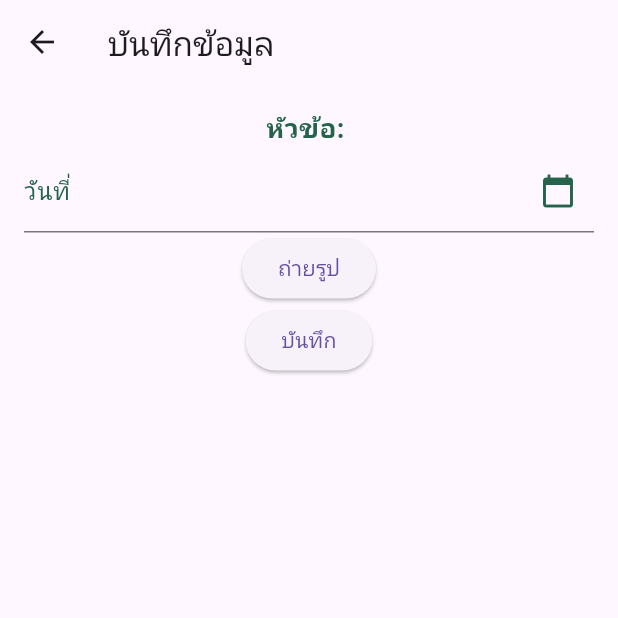
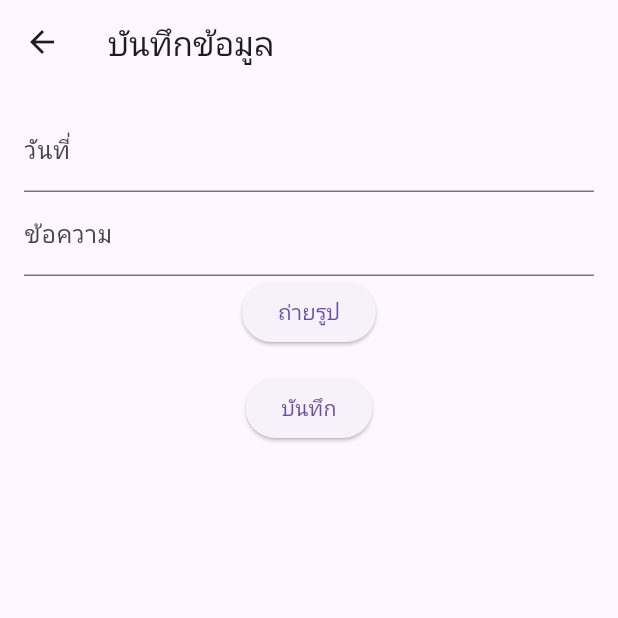
Before and after one commit to suphachai3409/Sugar-cane, a Flutter app: the AnalyzeSoilScreen screen opened directly with empty values, after a tap on "ถ่ายรูป", on a phone screen of 412 x 824 dp, the top half of it. Run offline on Flutter 3.47's test engine with Material 3 defaults, Android fonts, the phone set to English and light mode, and no system bars; our stand-ins replace geolocator, image_picker.

Commit message:
เพิ่ม ข้อความ

```diff
--- a/lib/sugarcanedata.dart
+++ b/lib/sugarcanedata.dart
@@ -28,8 +28,14 @@ class SoilAnalysis {
   String date;
   File? image;
   String topic;
+  String message; // เพิ่มฟิลด์ข้อความ
 
-  SoilAnalysis({required this.date, this.image, required this.topic});
+  SoilAnalysis({
+    required this.date,
+    this.image,
+    required this.topic,
+    this.message = "", // ค่าพื้นฐานเป็นข้อความว่าง
+  });
 }
 
 class SoilAnalysisProvider with ChangeNotifier {
@@ -151,7 +157,6 @@ class _HomeScreenState extends State<HomeScreen> {
               date: _date,
             ),
             Center(
-              // Updated content for "ข้อมูลแปลง"
               child: Column(
                 mainAxisAlignment: MainAxisAlignment.center,
                 children: [
@@ -168,6 +173,52 @@ class _HomeScreenState extends State<HomeScreen> {
               ),
             ),
           ],
+        ),
+        bottomNavigationBar: Container(
+          decoration: BoxDecoration(
+            color: Colors.white,
+            boxShadow: [
+              BoxShadow(
+                color: Colors.grey.withOpacity(0.5),
+                spreadRadius: 2,
+                blurRadius: 5,
+              ),
+            ],
+          ),
+          child: Padding(
+            padding:
+                const EdgeInsets.symmetric(vertical: 8.0, horizontal: 16.0),
+            child: Row(
+              mainAxisAlignment: MainAxisAlignment.spaceBetween,
+              children: [
+                ElevatedButton.icon(
+                  onPressed: () {
+                    // Handle Home button press
+                  },
+                  icon: Icon(Icons.home, color: Colors.white),
+                  label: Text("Home"),
+                  style: ElevatedButton.styleFrom(
+                    backgroundColor: Colors.green[700],
+                    shape: RoundedRectangleBorder(
+                      borderRadius: BorderRadius.circular(20),
+                    ),
+                  ),
+                ),
+                ElevatedButton(
+                  onPressed: () {
+                    // Handle Profile button press
+                  },
+                  child: Icon(Icons.person, color: Colors.white),
+                  style: ElevatedButton.styleFrom(
+                    backgroundColor: Colors.green[700],
+                    shape: RoundedRectangleBorder(
+                      borderRadius: BorderRadius.circular(20),
+                    ),
+                  ),
+                ),
+              ],
+            ),
+          ),
         ),
       ),
     );
@@ -291,8 +342,7 @@ class SuggestionTab extends StatelessWidget {
 class HistoryTab extends StatelessWidget {
   @override
   Widget build(BuildContext context) {
-    return Consumer<SoilAnalysisProvider>(
-      builder: (context, provider, child) {
+    return Consumer<SoilAnalysisProvider>(builder: (context, provider, child) {
       final groupedAnalyses = _groupByDate(provider.analyses);
 
       return ListView(
@@ -339,8 +389,7 @@ class HistoryTab extends StatelessWidget {
           );
         }).toList(),
       );
-      },
-    );
+    });
   }
 
   Widget _buildAnalysisTile(SoilAnalysis analysis, BuildContext context) {
@@ -355,18 +404,7 @@ class HistoryTab extends StatelessWidget {
           analysis.topic,
           style: TextStyle(color: Colors.white, fontWeight: FontWeight.bold),
         ),
-        subtitle: Text(
-          "วันที่: ${analysis.date}",
-          style: TextStyle(color: Colors.white70),
-        ),
-        trailing: IconButton(
-          icon: Icon(Icons.delete, color: Colors.red),
-          onPressed: () {
-            _showDeleteConfirmationDialog(context, analysis);
-          },
-        ),
         onTap: () {
-          // แก้ไขข้อมูลที่เลือก
           Navigator.push(
             context,
             MaterialPageRoute(
@@ -374,41 +412,16 @@ class HistoryTab extends StatelessWidget {
                 topic: analysis.topic,
                 date: analysis.date,
                 image: analysis.image,
+                message: analysis.message,
                 isEditing: true,
                 analysis: analysis,
-                    )),
+              ),
+            ),
           );
         },
+        // ลบปุ่ม "ลบ" ออกจาก ListTile
+        // ไม่ต้องมี IconButton ที่นี่อีกแล้ว
       ),
-    );
-  }
-
-  void _showDeleteConfirmationDialog(
-      BuildContext context, SoilAnalysis analysis) {
-    showDialog(
-      context: context,
-      builder: (BuildContext context) {
-        return AlertDialog(
-          title: Text("ยืนยันการลบ"),
-          content: Text("คุณต้องการลบข้อมูลนี้หรือไม่?"),
-          actions: [
-            TextButton(
-              onPressed: () {
-                Navigator.of(context).pop();
-              },
-              child: Text("ยกเลิก"),
-            ),
-            TextButton(
-              onPressed: () {
-                Provider.of<SoilAnalysisProvider>(context, listen: false)
-                    .removeAnalysis(analysis); // ใช้ removeAnalysis ที่นี่
-                Navigator.of(context).pop();
-              },
-              child: Text("ลบ", style: TextStyle(color: Colors.red)),
-            ),
-          ],
-        );
-      },
     );
   }
 
@@ -425,36 +438,39 @@ class AnalyzeSoilScreen extends StatefulWidget {
   final String topic;
   final String? date;
   final File? image;
+  final String? message; // เพิ่มข้อความ
   final bool isEditing;
   final SoilAnalysis? analysis;
 
-  AnalyzeSoilScreen(
-      {required this.topic,
+  AnalyzeSoilScreen({
+    required this.topic,
     this.date,
     this.image,
+    this.message = "",
     this.isEditing = false,
-      this.analysis});
+    this.analysis,
+  });
 
   @override
   _AnalyzeSoilScreenState createState() => _AnalyzeSoilScreenState();
 }
 
 class _AnalyzeSoilScreenState extends State<AnalyzeSoilScreen> {
+  late TextEditingController _dateController;
+  late TextEditingController _messageController;
   File? _image;
-  final ImagePicker _picker = ImagePicker();
-  final TextEditingController _dateController = TextEditingController();
 
   @override
   void initState() {
     super.initState();
-    if (widget.isEditing && widget.analysis != null) {
-      _dateController.text = widget.analysis!.date;
-      _image = widget.analysis!.image;
-    }
+    _dateController = TextEditingController(text: widget.date ?? "");
+    _messageController = TextEditingController(text: widget.message ?? "");
+    _image = widget.image;
   }
 
   Future<void> _takePicture() async {
-    final pickedFile = await _picker.pickImage(source: ImageSource.camera);
+    final pickedFile =
+        await ImagePicker().pickImage(source: ImageSource.camera);
     if (pickedFile != null) {
       setState(() {
         _image = File(pickedFile.path);
@@ -462,58 +478,20 @@ class _AnalyzeSoilScreenState extends State<AnalyzeSoilScreen> {
     }
   }
 
-  void _showAlertDialog(BuildContext context) {
-    showDialog(
-      context: context,
-      builder: (BuildContext context) {
-        return AlertDialog(
-          title: Text("แจ้งเตือน"),
-          content: Text("กรุณาใส่วันที่ก่อนบันทึก"),
-          actions: [
-            TextButton(
-              child: Text("ตกลง"),
-              onPressed: () {
-                Navigator.of(context).pop();
-              },
-            ),
-          ],
-        );
-      },
-    );
-  }
-
   @override
   Widget build(BuildContext context) {
     return Scaffold(
       appBar: AppBar(
-        title: Text(widget.isEditing ? "แก้ไขข้อมูล" : "บันทึกข้อมูล"),
-        leading: IconButton(
-          icon: Icon(Icons.arrow_back),
-          onPressed: () {
-            Navigator.pop(context);
-          },
-        ),
+        title: Text(widget.isEditing ? "รายละเอียดข้อมูล" : "บันทึกข้อมูล"),
       ),
       body: Padding(
         padding: EdgeInsets.all(16.0),
         child: Column(
           children: [
-            Text(
-              "หัวข้อ: ${widget.topic}",
-              style: TextStyle(
-                  fontSize: 18,
-                  fontWeight: FontWeight.bold,
-                  color: Color(0xFF25634B)),
-            ),
             TextField(
               controller: _dateController,
+              decoration: InputDecoration(labelText: 'วันที่'),
               readOnly: true,
-              decoration: InputDecoration(
-                labelText: "วันที่",
-                labelStyle: TextStyle(color: Color(0xFF25634B)),
-                suffixIcon:
-                    Icon(Icons.calendar_today, color: Color(0xFF25634B)),
-              ),
               onTap: () async {
                 DateTime? selectedDate = await showDatePicker(
                   context: context,
@@ -521,7 +499,6 @@ class _AnalyzeSoilScreenState extends State<AnalyzeSoilScreen> {
                   firstDate: DateTime(2000),
                   lastDate: DateTime(2100),
                 );
-
                 if (selectedDate != null) {
                   setState(() {
                     _dateController.text =
@@ -530,35 +507,75 @@ class _AnalyzeSoilScreenState extends State<AnalyzeSoilScreen> {
                 }
               },
             ),
+            TextField(
+              controller: _messageController,
+              decoration: InputDecoration(labelText: 'ข้อความ'),
+              keyboardType: TextInputType.text, // รองรับการพิมพ์ภาษาไทย
+              style: TextStyle(fontFamily: 'Sarabun'), // ใช้ฟอนต์ภาษาไทย
+            ),
             ElevatedButton(
               onPressed: _takePicture,
               child: Text("ถ่ายรูป"),
             ),
-            if (_image != null) ...[
+            if (_image != null) Image.file(_image!), // แสดงภาพถ่าย
             SizedBox(height: 16),
-              Image.file(_image!),
-            ],
             ElevatedButton(
               onPressed: () {
-                if (_dateController.text.isEmpty) {
-                  _showAlertDialog(context);
-                } else {
+                final analysis = SoilAnalysis(
+                  date: _dateController.text,
+                  image: _image,
+                  topic: widget.topic,
+                  message: _messageController.text,
+                );
                 if (widget.isEditing) {
-                    // แก้ไขข้อมูลที่มีอยู่แล้ว
                   Provider.of<SoilAnalysisProvider>(context, listen: false)
                       .removeAnalysis(widget.analysis!);
                 }
                 Provider.of<SoilAnalysisProvider>(context, listen: false)
-                      .addAnalysis(SoilAnalysis(
-                    date: _dateController.text,
-                    image: _image,
-                    topic: widget.topic,
-                  ));
-
+                    .addAnalysis(analysis);
                 Navigator.pop(context);
-                }
               },
               child: Text(widget.isEditing ? "บันทึกการแก้ไข" : "บันทึก"),
+            ),
+            if (widget.isEditing)
+              ElevatedButton(
+                onPressed: () {
+                  // แสดง dialog ยืนยันการลบ
+                  showDialog(
+                    context: context,
+                    builder: (context) => AlertDialog(
+                      title: Text("ยืนยันการลบ"),
+                      content: Text("คุณแน่ใจหรือไม่ว่าต้องการลบข้อมูลนี้?"),
+                      actions: [
+                        TextButton(
+                          onPressed: () {
+                            Navigator.pop(context); // ปิด dialog
+                          },
+                          child: Text("ยกเลิก"),
+                        ),
+                        TextButton(
+                          onPressed: () {
+                            // ลบข้อมูลจาก Provider
+                            Provider.of<SoilAnalysisProvider>(context,
+                                    listen: false)
+                                .removeAnalysis(widget.analysis!);
+
+                            Navigator.pop(context); // ปิด dialog
+                            Navigator.pop(context); // กลับไปที่หน้าก่อนหน้า
+                          },
+                          child: Text("ลบ"),
+                        ),
+                      ],
+                    ),
+                  );
+                },
+                style: ElevatedButton.styleFrom(
+                  backgroundColor: Colors.redAccent,
+                  shape: RoundedRectangleBorder(
+                    borderRadius: BorderRadius.circular(12),
+                  ),
+                ),
+                child: Text("ลบ", style: TextStyle(color: Colors.white)),
               ),
           ],
         ),
--- a/pubspec.yaml
+++ b/pubspec.yaml
@@ -45,3 +45,4 @@ dependencies:
   image_picker: ^1.1.2
   geolocator: ^10.0.1
   intl: ^0.18.0
+  location: ^7.0.1
```
Also changed, not shown: pubspec.lock, 4 other files. Lines whose indentation alone changed are shown as unchanged.
